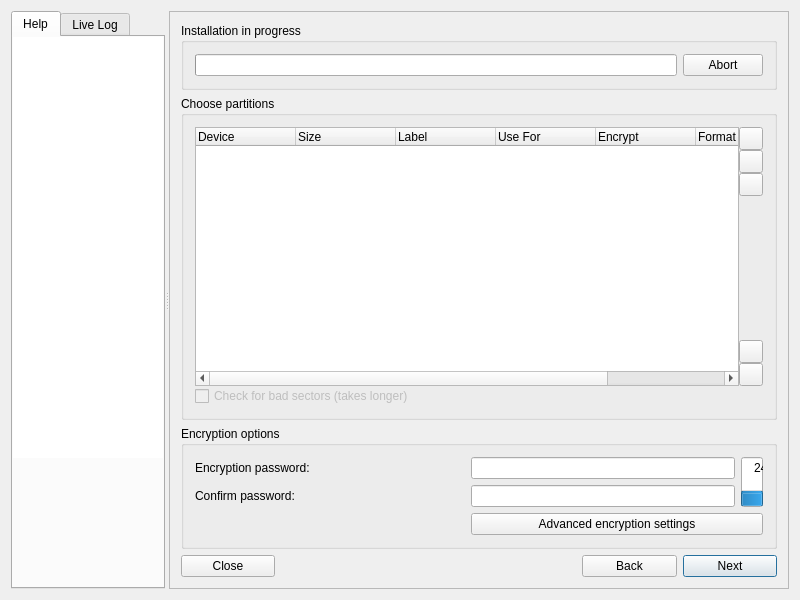
This is meinstall.ui in gazelle-installer/gazelle-installer as Qt 5 draws it before an edit. The edited form follows.
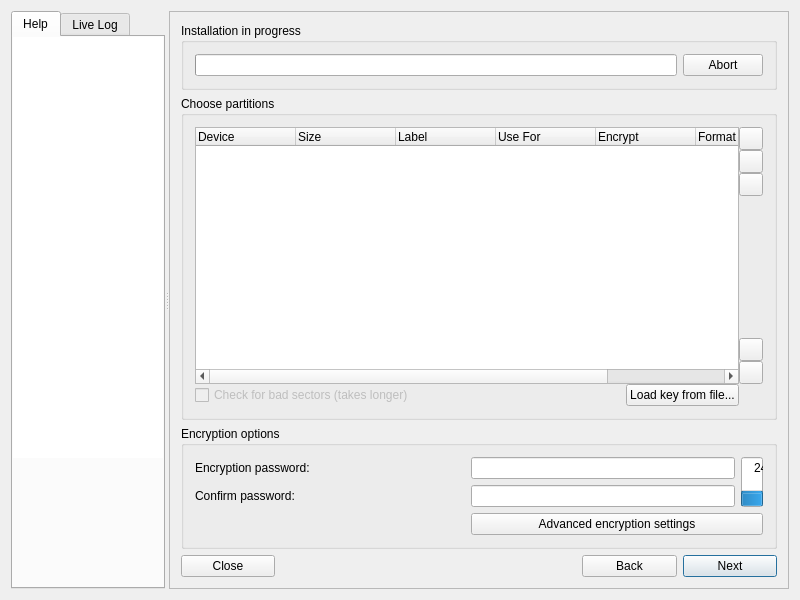
This is the edited form. The open tabs and pages were chosen to show the change. Icons and pictures are not drawn. Custom widgets are drawn as their Qt base class.

Commit message: Allow the user to load the system FDE key from a file.

```diff
--- a/meinstall.ui
+++ b/meinstall.ui
@@ -28,6 +28,9 @@
   <layout class="QHBoxLayout">
    <item>
     <widget class="QSplitter" name="splitter">
+     <property name="orientation">
+      <enum>Qt::Horizontal</enum>
+     </property>
      <property name="opaqueResize">
       <bool>false</bool>
      </property>
@@ -736,7 +739,15 @@
                  <string>Run the partition management application of this operating system.</string>
                 </property>
                 <property name="icon">
-                 <iconset theme=":/partitionmanager"/>
+                 <iconset theme=":/partitionmanager">
+                  <normaloff>.</normaloff>.</iconset>
+                </property>
+               </widget>
+              </item>
+              <item row="12" column="1">
+               <widget class="QPushButton" name="buttonLoadKey">
+                <property name="text">
+                 <string>Load key from file...</string>
                 </property>
                </widget>
               </item>
```
Left out of the diff: 83 changed lines with no effect on the pictures. The commit also changes 2 other files.
